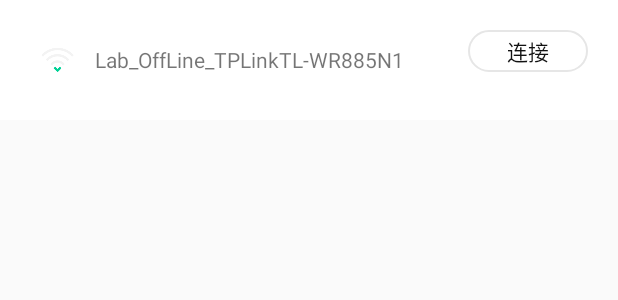
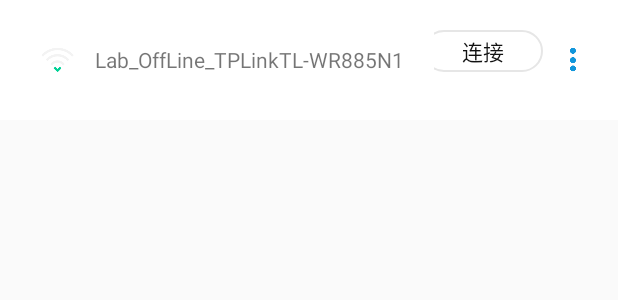
Before and after one commit to SherlockHolmes221/WiFiList, an Android app: the layout item_wifi_list.xml on its own in the app's theme, with its tools: preview values and no code run, on a phone screen of 412 x 824 dp. Shown: the top 300 px of the screen. Run offline under Robolectric (Android 15) with nearby library versions, the phone set to English and light mode, and no system bars.

Commit message:
more icon

```diff
--- a/app/src/main/java/com/example/skywo/wifilistdemo/fg/MainActivity.java
+++ b/app/src/main/java/com/example/skywo/wifilistdemo/fg/MainActivity.java
@@ -160,7 +160,7 @@ public class MainActivity extends AppCompatActivity {
 
         adapter.setOnItemClickListener(new WifiListAdapter.onItemClickListener() {
             @Override
-            public void onItemClick(View view, int position, Object o) {
+            public void onItemClick(int position) {
                 startActivity(WifiDetailActivity.jumpToDetailPage(MainActivity.this,realWifiList.get(position).getWifiName(),
                         realWifiList.get(position).getLevelGrade(),realWifiList.get(position).getCapabilities()));
             }
--- a/app/src/main/res/layout/item_wifi_list.xml
+++ b/app/src/main/res/layout/item_wifi_list.xml
@@ -47,6 +47,15 @@
             android:text="@string/wifi_list_item_connect"
             android:textColor="@drawable/selector_connect_view_text_color"
             android:textSize="14dp" />
+
+        <ImageView
+            android:id="@+id/iv_item_more"
+            android:layout_gravity="center"
+            android:gravity="center"
+            android:layout_marginLeft="10dp"
+            android:src="@drawable/more"
+            android:layout_width="20dp"
+            android:layout_height="20dp" />
     </LinearLayout>
 
 
```
Also changed, not shown: app/src/main/java/com/example/skywo/wifilistdemo/fg/adapter/WifiListAdapter.java (+12 -2 lines), app/src/main/res/layout/activity_main.xml (+11 -11 lines), app/src/main/res/drawable/more.png (added).
